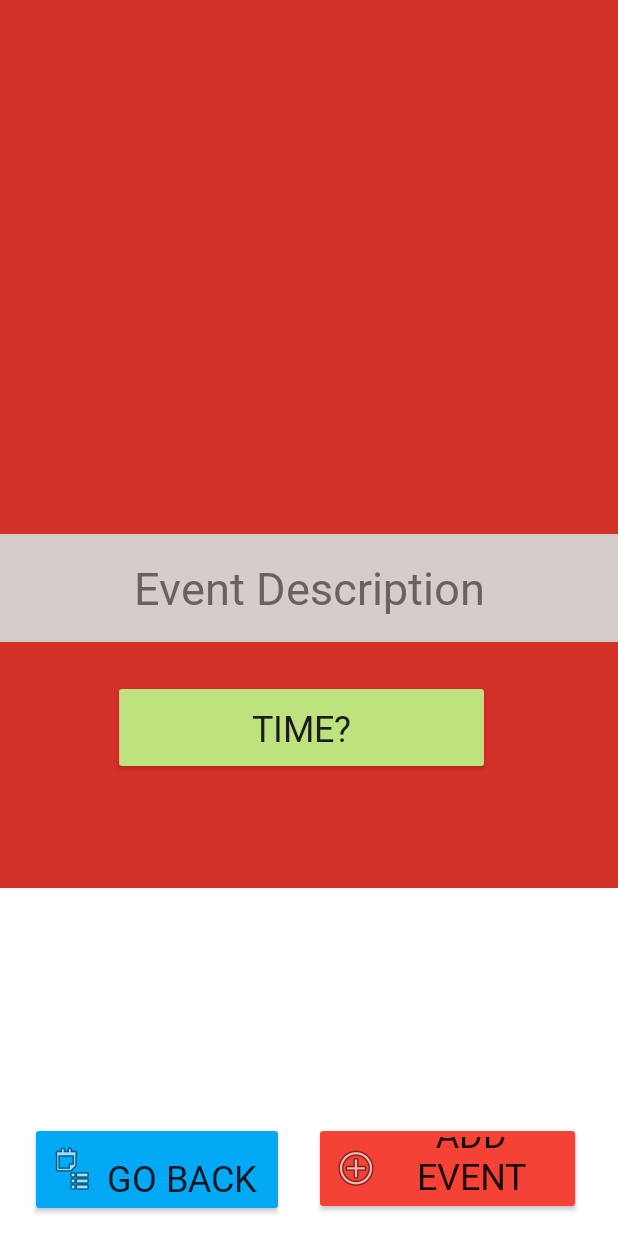
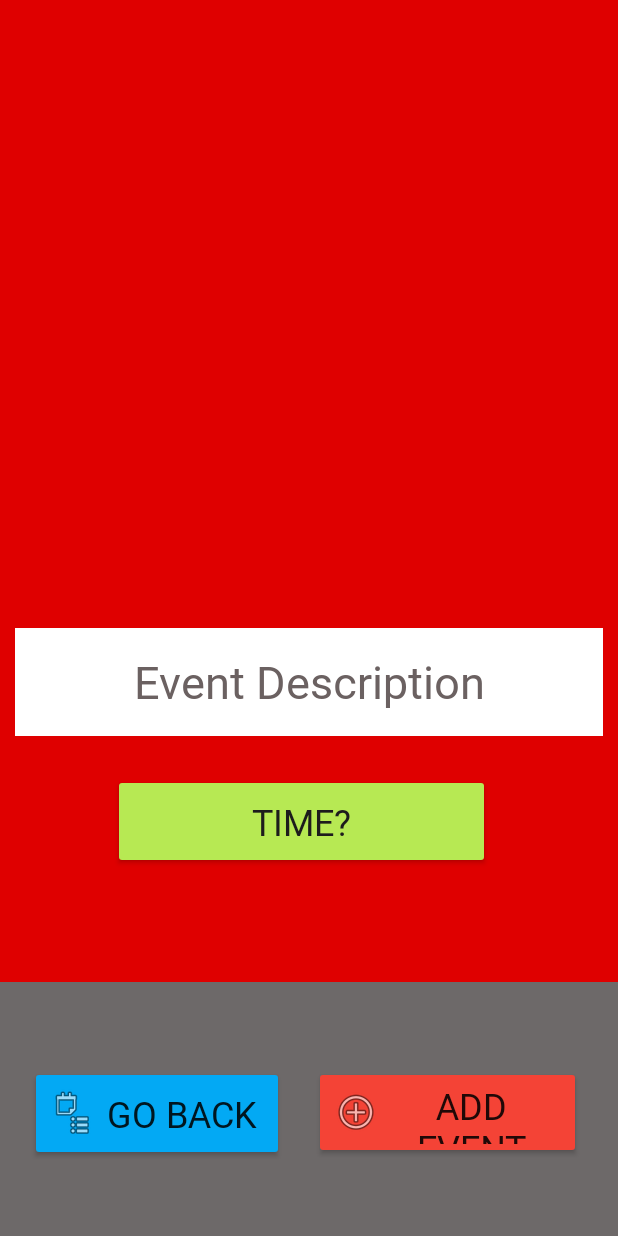
Before and after one commit to Zizo001/3354---Team-Rocket, an Android app: the layout event_view.xml on its own in the app's theme, with its tools: preview values and no code run, on a phone screen of 412 x 824 dp. Run offline under Robolectric (Android 15) with nearby library versions, the phone set to English and light mode, and no system bars.

Commit message:
Update event_view.xml

```diff
--- a/app/src/main/res/layout/event_view.xml
+++ b/app/src/main/res/layout/event_view.xml
@@ -5,7 +5,7 @@
     android:layout_height="match_parent"
     android:layout_gravity="bottom"
     android:background="#03A9F4"
-    android:backgroundTint="#D33229"
+    android:backgroundTint="#DF0000"
     android:gravity="bottom"
     android:orientation="vertical">
 
@@ -13,10 +13,12 @@
         android:id="@+id/eventText"
         android:layout_width="match_parent"
         android:layout_height="72dp"
-        android:background="#96664D"
-        android:backgroundTint="#D5CCCC"
+        android:layout_marginLeft="10dp"
+        android:layout_marginRight="10dp"
+        android:background="#2196F3"
+        android:backgroundTint="#FFFFFF"
         android:ems="10"
-        android:fontFamily="@font/boogaloo"
+        android:fontFamily="@font/chewy"
         android:hint="Event Description"
         android:inputType="textEmailAddress"
         android:shadowColor="#639EEE"
@@ -32,7 +34,7 @@
         android:layout_marginLeft="75dp"
         android:layout_marginTop="25dp"
         android:layout_marginBottom="75dp"
-        android:backgroundTint="#BDE27E"
+        android:backgroundTint="#B7E953"
         android:fontFamily="@font/chewy"
         android:onClick="showTimePickerDialog"
         android:text="Time?"
@@ -41,15 +43,15 @@
 
     <LinearLayout
         android:layout_width="match_parent"
-        android:layout_height="232dp"
+        android:layout_height="169dp"
         android:background="#FFEB3B"
-        android:backgroundTint="#FFFFFF"
+        android:backgroundTint="#6D6969"
         android:gravity="bottom"
         android:orientation="vertical">
 
         <RelativeLayout
             android:layout_width="match_parent"
-            android:layout_height="76dp">
+            android:layout_height="113dp">
 
             <Button
                 android:id="@+id/button4"
@@ -59,7 +61,8 @@
                 android:backgroundTint="#03A9F4"
                 android:drawableLeft="@android:drawable/ic_menu_agenda"
                 android:fontFamily="@font/boogaloo"
-                android:gravity="bottom|left"
+                android:gravity="center"
+                android:shadowColor="#FFFFFF"
                 android:text="Go Back"
                 android:textAlignment="center"
                 android:textSize="24sp" />
@@ -74,7 +77,7 @@
                 android:backgroundTint="#F44336"
                 android:drawableLeft="@android:drawable/ic_menu_add"
                 android:fontFamily="@font/boogaloo"
-                android:gravity="bottom|right"
+                android:gravity="center"
                 android:text="Add Event"
                 android:textAlignment="center"
                 android:textSize="24sp" />
```
